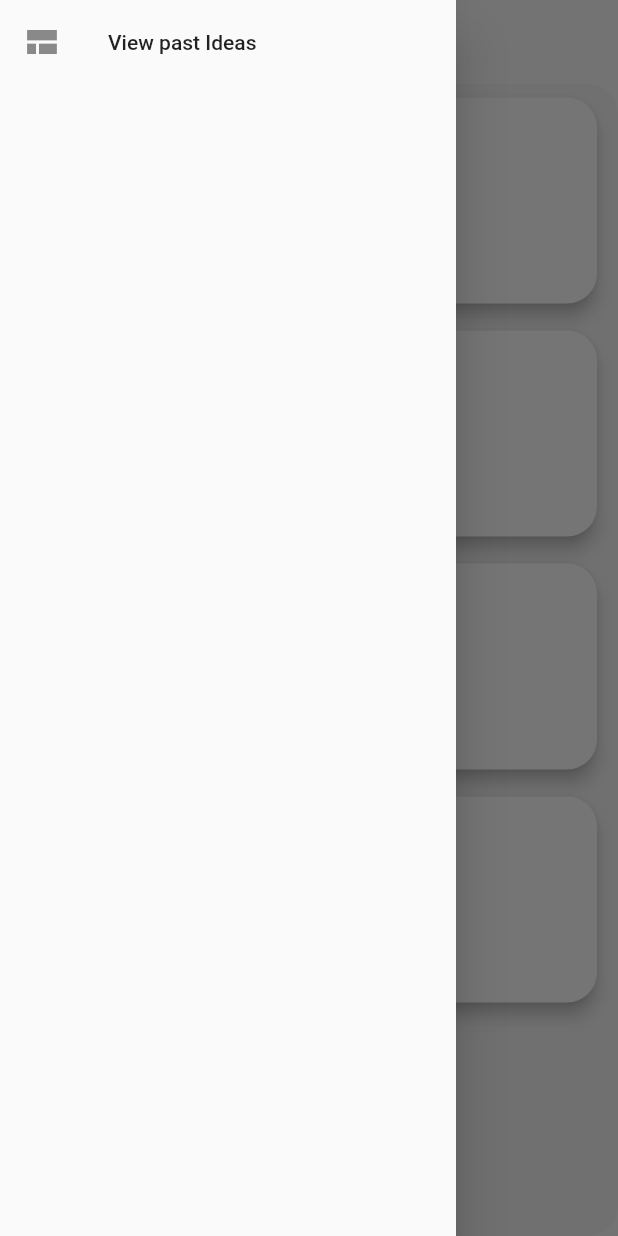
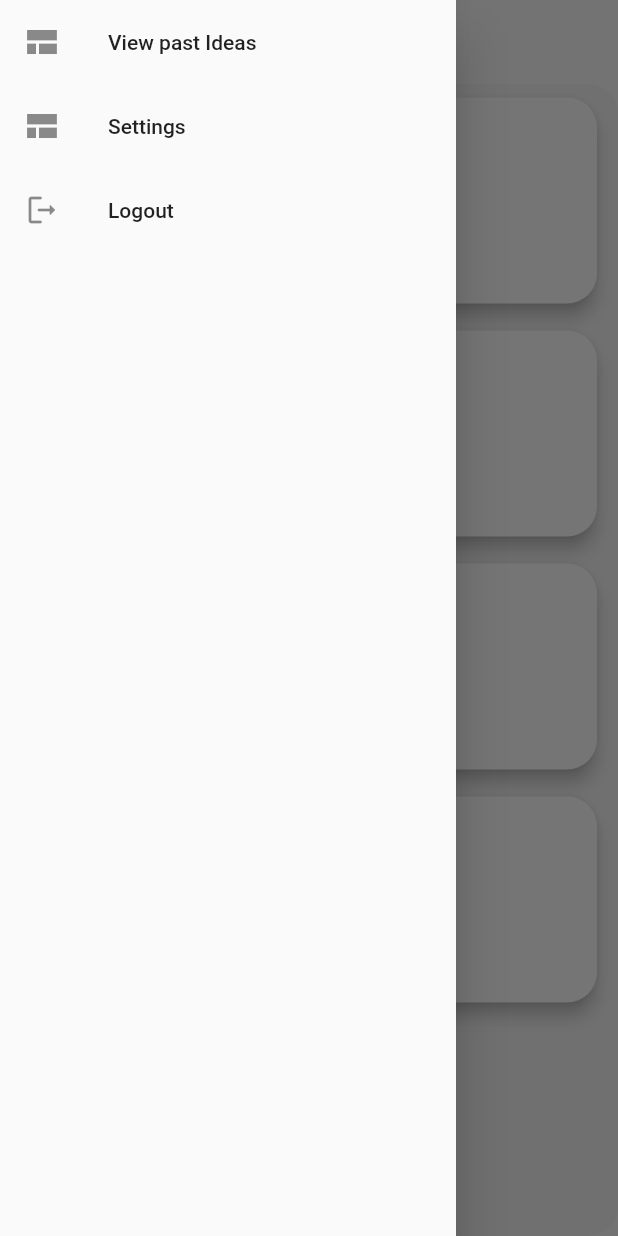
Before and after one commit to jesi318/serviz-old, a Flutter app: the HomePage screen opened by its route, with the side drawer open, on a phone screen of 412 x 824 dp. Run offline on Flutter 3.47's test engine with Material 2 defaults, Android fonts, the phone set to English and light mode, and no system bars; our stand-ins replace firebase_core, get, google_fonts; accounts and stored records are empty.

Commit message:
quickfix: fixed aspect ratio

```diff
--- a/lib/screens/create_join_group.dart
+++ b/lib/screens/create_join_group.dart
@@ -19,7 +19,7 @@ class CreateJoinGroupScreen extends StatelessWidget {
             ),
           ),
           Container(
-            height: 680,
+            height: MediaQuery.of(context).size.height * 0.8,
             decoration: BoxDecoration(
                 color: AppColors.black_background,
                 borderRadius: BorderRadius.only(
--- a/lib/widgets/drawer/buildListItem.dart
+++ b/lib/widgets/drawer/buildListItem.dart
@@ -9,6 +9,16 @@ Widget buildListItems(BuildContext context) {
         title: const Text('View past Ideas'),
         onTap: () {},
       ),
+      ListTile(
+        leading: const Icon(Icons.view_comfy),
+        title: const Text('Settings'),
+        onTap: () {},
+      ),
+      ListTile(
+        leading: const Icon(Icons.logout_rounded),
+        title: const Text('Logout'),
+        onTap: () {},
+      ),
     ],
   );
 }
```
